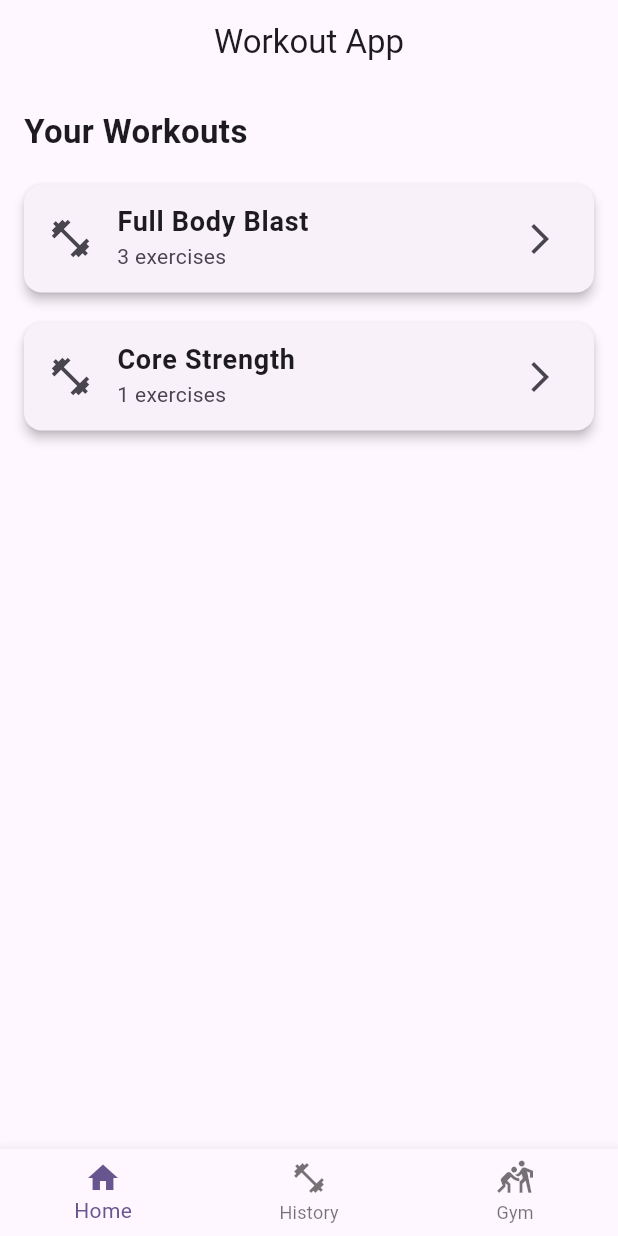
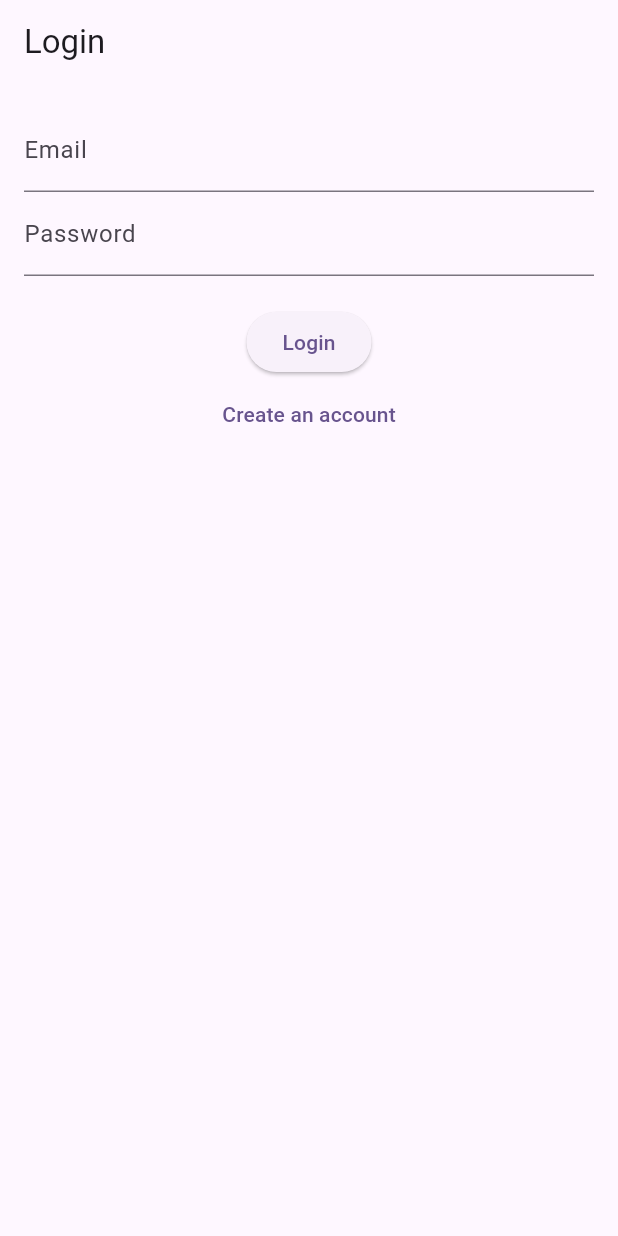
Before and after one commit to ChrisKoskiii/flutter_workout_app, a Flutter app: the screen it shows after launch, on a phone screen of 412 x 824 dp. Run offline on Flutter 3.47's test engine with Material 3 defaults, Android fonts, the phone set to English and light mode, and no system bars; our stand-ins replace cloud_firestore, firebase_auth, firebase_core; accounts and stored records are empty.

Commit message:
Add auth/users and fix bottom nav bar

```diff
--- a/lib/main.dart
+++ b/lib/main.dart
@@ -1,6 +1,8 @@
 import 'package:flutter/material.dart';
 import 'package:firebase_core/firebase_core.dart';
+import 'package:firebase_auth/firebase_auth.dart';
 import 'package:flutter_workout_app/screens/main_screen.dart';
+import 'package:flutter_workout_app/screens/auth_screen.dart';
 import 'package:logging/logging.dart';
 import 'package:flutter_workout_app/firebase_options.dart';
 
@@ -35,7 +37,18 @@ class MyApp extends StatelessWidget {
         colorScheme: ColorScheme.fromSeed(seedColor: Colors.deepPurple),
         useMaterial3: true,
       ),
-      home: const MainScreen(),
+      home: StreamBuilder<User?>(
+        stream: FirebaseAuth.instance.authStateChanges(),
+        builder: (context, snapshot) {
+          if (snapshot.connectionState == ConnectionState.waiting) {
+            return const Center(child: CircularProgressIndicator());
+          } else if (snapshot.hasData) {
+            return const MainScreen();
+          } else {
+            return const AuthScreen();
+          }
+        },
+      ),
     );
   }
 }
--- /dev/null
+++ b/lib/screens/auth_screen.dart
@@ -0,0 +1,80 @@
+import 'package:flutter/material.dart';
+import 'package:firebase_auth/firebase_auth.dart';
+import 'package:flutter_workout_app/screens/main_screen.dart';
+
+class AuthScreen extends StatefulWidget {
+  const AuthScreen({super.key});
+
+  @override
+  _AuthScreenState createState() => _AuthScreenState();
+}
+
+class _AuthScreenState extends State<AuthScreen> {
+  final FirebaseAuth _auth = FirebaseAuth.instance;
+  final TextEditingController _emailController = TextEditingController();
+  final TextEditingController _passwordController = TextEditingController();
+  bool _isLogin = true;
+
+  void _toggleFormType() {
+    setState(() {
+      _isLogin = !_isLogin;
+    });
+  }
+
+  Future<void> _submit() async {
+    try {
+      if (_isLogin) {
+        await _auth.signInWithEmailAndPassword(
+          email: _emailController.text,
+          password: _passwordController.text,
+        );
+      } else {
+        await _auth.createUserWithEmailAndPassword(
+          email: _emailController.text,
+          password: _passwordController.text,
+        );
+      }
+      Navigator.of(context).pushReplacement(
+        MaterialPageRoute(builder: (context) => const MainScreen()),
+      );
+    } catch (e) {
+      ScaffoldMessenger.of(context).showSnackBar(
+        SnackBar(content: Text(e.toString())),
+      );
+    }
+  }
+
+  @override
+  Widget build(BuildContext context) {
+    return Scaffold(
+      appBar: AppBar(
+        title: Text(_isLogin ? 'Login' : 'Sign Up'),
+      ),
+      body: Padding(
+        padding: const EdgeInsets.all(16.0),
+        child: Column(
+          children: [
+            TextField(
+              controller: _emailController,
+              decoration: const InputDecoration(labelText: 'Email'),
+            ),
+            TextField(
+              controller: _passwordController,
+              decoration: const InputDecoration(labelText: 'Password'),
+              obscureText: true,
+            ),
+            const SizedBox(height: 20),
+            ElevatedButton(
+              onPressed: _submit,
+              child: Text(_isLogin ? 'Login' : 'Sign Up'),
+            ),
+            TextButton(
+              onPressed: _toggleFormType,
+              child: Text(_isLogin ? 'Create an account' : 'Have an account? Login'),
+            ),
+          ],
+        ),
+      ),
+    );
+  }
+}
--- a/lib/widgets/workout_card.dart
+++ b/lib/widgets/workout_card.dart
@@ -4,29 +4,32 @@ import 'package:flutter_workout_app/models/workout_template.dart';
 
 class WorkoutCard extends StatelessWidget {
   final WorkoutTemplate workout;
+  final VoidCallback onTap;
 
-  const WorkoutCard({super.key, required this.workout});
+  const WorkoutCard({super.key, required this.workout, required this.onTap});
 
   @override
   Widget build(BuildContext context) {
-    return Card(
-      margin: const EdgeInsets.symmetric(vertical: 10),
-      elevation: 3,
-      child: ListTile(
-        leading: const Icon(Icons.fitness_center, size: 30),
-        title: Text(workout.title,
-            style: const TextStyle(fontSize: 18, fontWeight: FontWeight.bold)),
-        subtitle: Text("${workout.exercises.length} exercises"),
-        trailing: const Icon(Icons.arrow_forward_ios),
-        onTap: () {
-          Navigator.push(
-            context,
-            MaterialPageRoute(
-              builder: (context) =>
-                  WorkoutDetailScreen(workout: workout),
-            ),
-          );
-        },
+    return GestureDetector(
+      onTap: onTap,
+      child: Card(
+        child: Padding(
+          padding: const EdgeInsets.all(16.0),
+          child: Column(
+            crossAxisAlignment: CrossAxisAlignment.start,
+            children: [
+              Text(
+                workout.title,
+                style: const TextStyle(fontSize: 18, fontWeight: FontWeight.bold),
+              ),
+              const SizedBox(height: 8),
+              Text(
+                'Exercises: ${workout.exercises.length}',
+                style: const TextStyle(fontSize: 14),
+              ),
+            ],
+          ),
+        ),
       ),
     );
   }
```
Also changed, not shown: lib/screens/home_screen.dart (+26 -7 lines), lib/screens/main_screen.dart (+11 -2 lines), lib/services/completed_workout_service.dart (+23 -4 lines).
